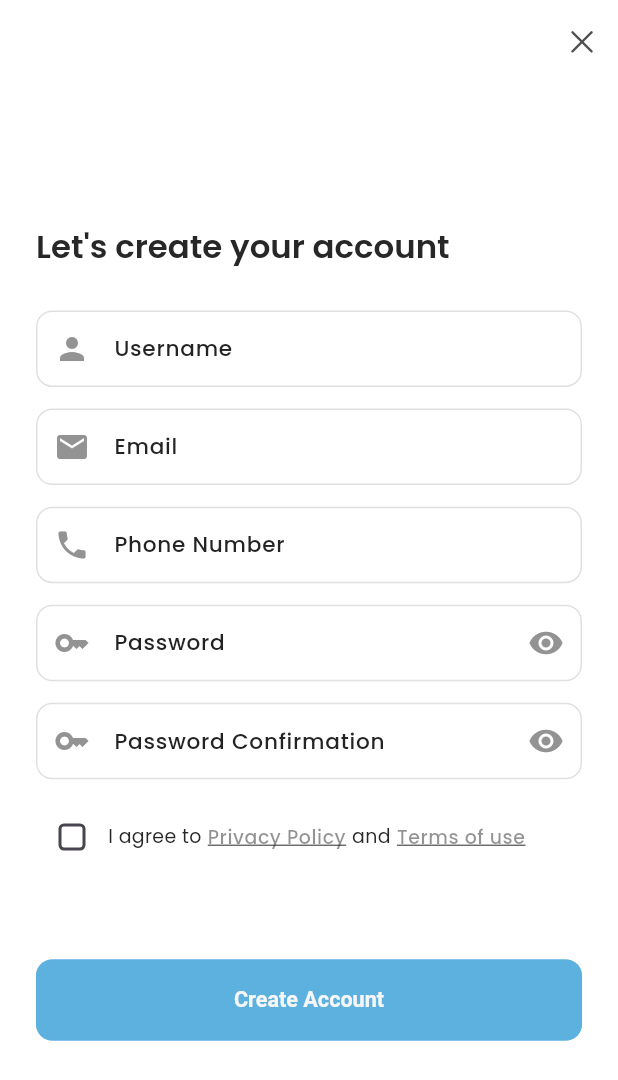
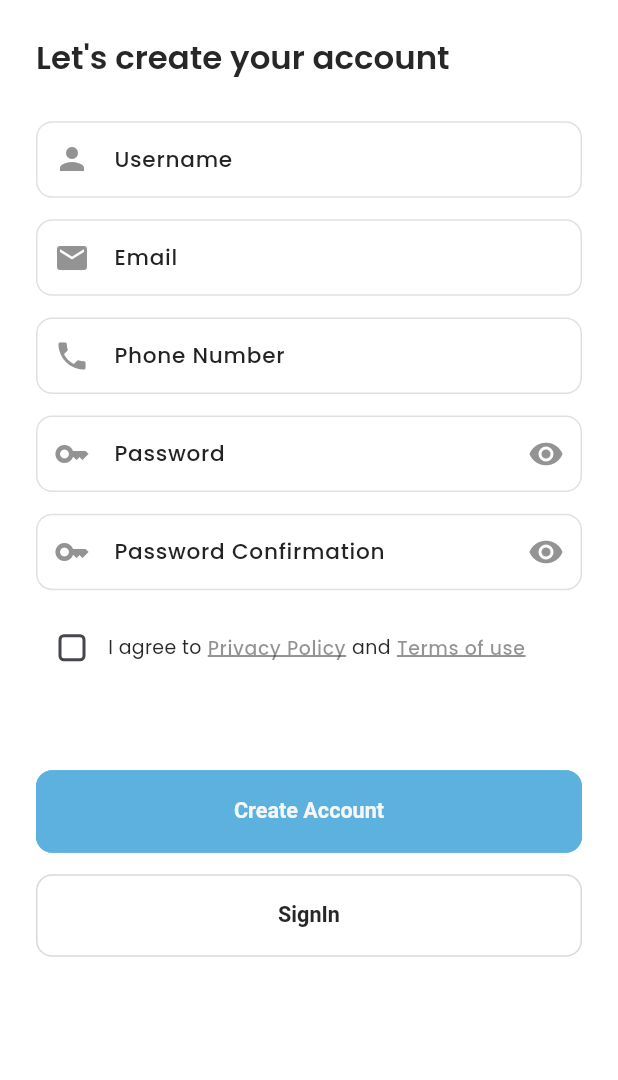
Before and after one commit to SidahmedBelkadi/flutter_ecommerce_with_getx_and_animations_UI, a Flutter app: the SignUpScreen screen opened by its route, on a phone screen of 412 x 824 dp. Shown: the top 1080 px of the screen. Run offline on Flutter 3.47's test engine with Material 3 defaults, Android fonts, the phone set to English and light mode, and no system bars; our stand-ins replace flutter_otp_text_field, flutter_screenutil, get, logger, lottie, shared_preferences and 1 more; accounts and stored records are empty.

Commit message:
Authentication UI Completed.

```diff
--- a/lib/common/widgets/buttons/custom_elevated_button.dart
+++ b/lib/common/widgets/buttons/custom_elevated_button.dart
@@ -1,5 +1,4 @@
 import 'package:flutter/material.dart';
-import 'package:flutter_screenutil/flutter_screenutil.dart';
 
 class AppElevatedButton extends StatelessWidget {
   const AppElevatedButton({super.key, required this.text, this.onPressed});
@@ -10,7 +9,7 @@ class AppElevatedButton extends StatelessWidget {
   @override
   Widget build(BuildContext context) {
     return SizedBox(
-      height: 60.h,
+      height: 55,
       width: double.infinity,
       child: ElevatedButton(onPressed: onPressed, child: Text(text)),
     );
--- a/lib/common/widgets/buttons/outlined_button.dart
+++ b/lib/common/widgets/buttons/outlined_button.dart
@@ -1,5 +1,4 @@
 import 'package:flutter/material.dart';
-import 'package:flutter_screenutil/flutter_screenutil.dart';
 
 class AppOutlinedButton extends StatelessWidget {
   const AppOutlinedButton({super.key, required this.text, this.onPressed});
@@ -10,7 +9,7 @@ class AppOutlinedButton extends StatelessWidget {
   @override
   Widget build(BuildContext context) {
     return SizedBox(
-      height: 60.h,
+      height: 55,
       width: double.infinity,
       child: OutlinedButton(onPressed: onPressed, child: Text(text)),
     );
--- a/lib/config/app_routes.dart
+++ b/lib/config/app_routes.dart
@@ -6,4 +6,5 @@ class AppRoutes {
   static const signUp = "/sign_up";
   static const forgetPassword = "/forget_password";
   static const forgetPasswordOtpVerification = "/forget_password_otp";
+  static const signUpVerification = "/sign_up_otp";
 }
--- a/lib/config/routes.dart
+++ b/lib/config/routes.dart
@@ -4,6 +4,7 @@ import 'package:ecommmerce/features/authentication/forget_password/screens/forge
 import 'package:ecommmerce/features/authentication/on_boarding/screens/on_boarding.screen.dart';
 import 'package:ecommmerce/features/authentication/sign_in/screens/sign_in.screen.dart';
 import 'package:ecommmerce/features/authentication/sign_up/screens/sign_up.screen.dart';
+import 'package:ecommmerce/features/authentication/sign_up/screens/sign_up_otp.screen.dart';
 import 'package:ecommmerce/utils/core/middlewares/init.middleware.dart';
 import 'package:get/get.dart';
 
@@ -45,4 +46,11 @@ List<GetPage<dynamic>>? getPages = [
     page: () => const ForgetPasswordOtpVerificationScreen(),
     transition: routeTransition,
   ),
+
+  // ---- Sign Up OTP ----- //
+  GetPage(
+    name: AppRoutes.signUpVerification,
+    page: () => const SignUpOtpVerificationScreen(),
+    transition: routeTransition,
+  ),
 ];
--- a/lib/features/authentication/sign_in/screens/widgets/sign_in_form.dart
+++ b/lib/features/authentication/sign_in/screens/widgets/sign_in_form.dart
@@ -67,7 +67,7 @@ class SignInForm extends GetView<SignInController> {
           SizedBox(height: AppSizes.spaceBtwItems.h),
           AppOutlinedButton(
             text: AppTexts.createAccount,
-            onPressed: () => Get.toNamed(AppRoutes.signUp),
+            onPressed: () => Get.offNamed(AppRoutes.signUp),
           ),
         ],
       ),
--- a/lib/features/authentication/sign_up/controllers/sign_up.controller.dart
+++ b/lib/features/authentication/sign_up/controllers/sign_up.controller.dart
@@ -1,3 +1,4 @@
+import 'package:ecommmerce/config/app_routes.dart';
 import 'package:flutter/cupertino.dart';
 import 'package:get/get.dart';
 import 'package:toastification/toastification.dart';
@@ -65,5 +66,7 @@ class SignUpController extends GetxController {
       );
       return;
     }
+
+    Get.toNamed(AppRoutes.signUpVerification);
   }
 }
--- a/lib/features/authentication/sign_up/screens/sign_up.screen.dart
+++ b/lib/features/authentication/sign_up/screens/sign_up.screen.dart
@@ -6,8 +6,6 @@ import 'package:flutter/material.dart';
 import 'package:flutter_screenutil/flutter_screenutil.dart';
 import 'package:get/get.dart';
 
-import '../../../../common/widgets/appBars/custom_back_app_bar.dart';
-
 class SignUpScreen extends StatelessWidget {
   const SignUpScreen({super.key});
 
@@ -15,25 +13,23 @@ class SignUpScreen extends StatelessWidget {
   Widget build(BuildContext context) {
     Get.put(SignUpController());
     return Scaffold(
-      appBar: const CustomSimpleBackAppBar(),
-      body: SingleChildScrollView(
+      body: SafeArea(
+        child: SingleChildScrollView(
           child: Padding(
             padding: const EdgeInsets.all(AppSizes.defaultSpace),
             child: SizedBox(
-            height: Get.height,
               width: double.infinity,
               child: Column(
                 crossAxisAlignment: CrossAxisAlignment.start,
                 children: [
-                const Spacer(),
                   Text(
                     AppTexts.signUpHeader,
                     style: Theme.of(context).textTheme.headlineMedium,
                   ),
                   SizedBox(height: AppSizes.spaceBtwSections.h),
                   const SignUpForm(),
-                const Spacer(flex: 3),
                 ],
+              ),
             ),
           ),
         ),
--- a/lib/features/authentication/sign_up/screens/widgets/privacy_policy_and_terms_of_use.dart
+++ b/lib/features/authentication/sign_up/screens/widgets/privacy_policy_and_terms_of_use.dart
@@ -27,16 +27,24 @@ class PrivacyPolicyAndTermsOfUse extends GetView<SignUpController> {
           AppTexts.privacyPolicy,
           style: Theme.of(context).textTheme.bodySmall!.apply(
                 decoration: TextDecoration.underline,
+                overflow: TextOverflow.ellipsis,
               ),
         ),
         SizedBox(width: AppSizes.xs.w),
-        const Text(AppTexts.and),
+        const Text(
+          AppTexts.and,
+          style: TextStyle(
+            overflow: TextOverflow.ellipsis,
+          ),
+        ),
         SizedBox(width: AppSizes.xs.w),
-        Text(
-          AppTexts.termsOfUse,
-          style: Theme.of(context).textTheme.bodySmall!.apply(
-                decoration: TextDecoration.underline,
-              ),
+        Flexible(
+          child: Text(
+            AppTexts.termsOfUse,
+            style: Theme.of(context).textTheme.bodySmall!.apply(
+                  decoration: TextDecoration.underline,
+                ),
+          ),
         ),
       ],
     );
--- a/lib/features/authentication/sign_up/screens/widgets/sign_up_form.dart
+++ b/lib/features/authentication/sign_up/screens/widgets/sign_up_form.dart
@@ -6,6 +6,8 @@ import 'package:get/get.dart';
 
 import '../../../../../common/widgets/auth/app_text_field.dart';
 import '../../../../../common/widgets/buttons/custom_elevated_button.dart';
+import '../../../../../common/widgets/buttons/outlined_button.dart';
+import '../../../../../config/app_routes.dart';
 import '../../../../../utils/constants/app_sizes.dart';
 import '../../../../../utils/constants/app_texts.dart';
 import '../../../../../utils/validators/app_validator.dart';
@@ -113,6 +115,11 @@ class SignUpForm extends GetView<SignUpController> {
             text: AppTexts.createAccount,
             onPressed: () => controller.signUp(context),
           ),
+          SizedBox(height: AppSizes.spaceBtwItems.h),
+          AppOutlinedButton(
+            text: AppTexts.signIn,
+            onPressed: () => Get.offNamed(AppRoutes.signIn),
+          ),
         ],
       ),
     );
--- a/lib/utils/constants/app_texts.dart
+++ b/lib/utils/constants/app_texts.dart
@@ -45,4 +45,6 @@ class AppTexts {
   // ============= Success ================= //
   static const successHeader =
       "Congrats!, You have successfully reset your password.";
+  static const successOfSignUpHeader =
+      "Congrats!, You have successfully created and confirmed your account, Enjoy !";
 }
```
Also changed, not shown: lib/features/authentication/sign_up/screens/sign_up_otp.screen.dart (added, +68 -0 lines), 1 other file. Lines whose indentation alone changed are shown as unchanged.
